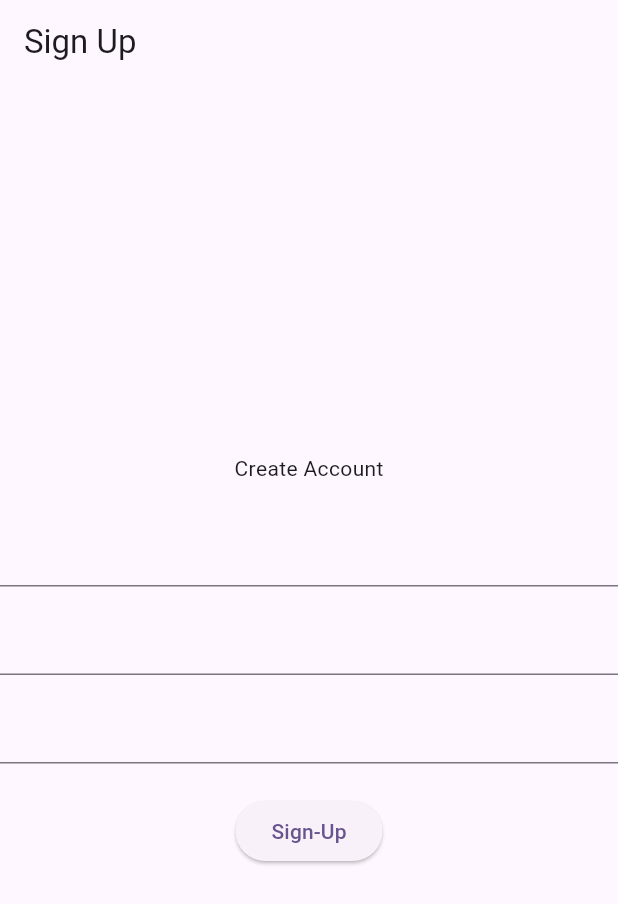
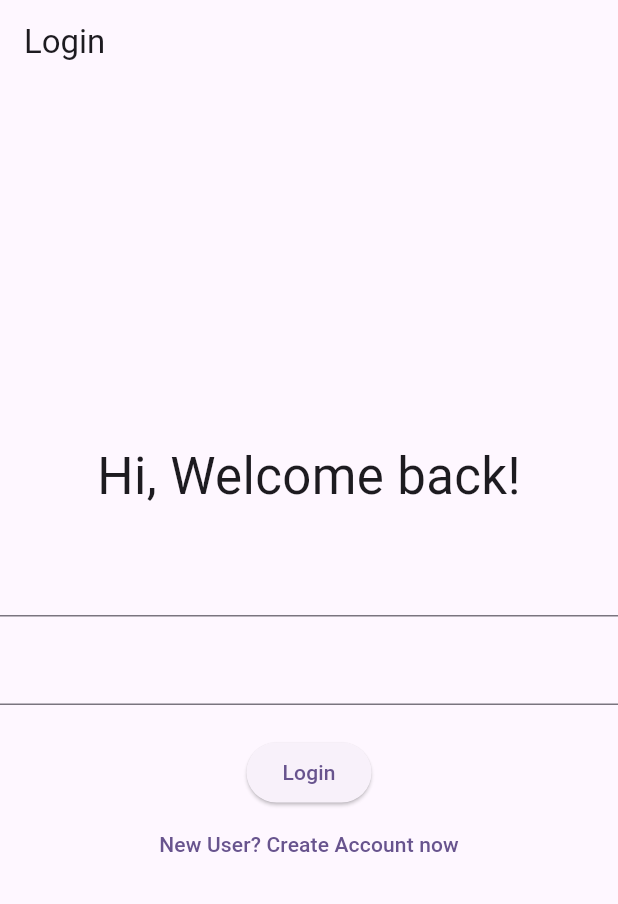
Before and after one commit to raunak2909/database_173, a Flutter app: the screen it shows after launch, on a phone screen of 412 x 824 dp. Shown: the top 904 px of the screen. Run offline on Flutter 3.47's test engine with Material 2 defaults, Android fonts, the phone set to English and light mode, and no system bars; our stand-ins replace shared_preferences, sqflite; accounts and stored records are empty.

Commit message:
Login funcn added and getting notes spec for user logged in

```diff
--- a/lib/app_db.dart
+++ b/lib/app_db.dart
@@ -2,6 +2,7 @@ import 'package:database_173/model/note_model.dart';
 import 'package:database_173/model/user_model.dart';
 import 'package:path/path.dart';
 import 'package:path_provider/path_provider.dart';
+import 'package:shared_preferences/shared_preferences.dart';
 import 'package:sqflite/sqflite.dart';
 
 class AppDataBase {
@@ -11,6 +12,9 @@ class AppDataBase {
   static final AppDataBase instance = AppDataBase._();
 
   Database? myDB;
+
+  ///login pref key
+  static final String LOGIN_UID = "uid";
 
   ///table
   static final String NOTE_TABLE = "notes";
@@ -59,11 +63,11 @@ class AppDataBase {
     db.insert(NOTE_TABLE, newNote.toMap());
   }
 
-  Future<List<NoteModel>> fetchNotes() async {
+  Future<List<NoteModel>> fetchNotes(int uid) async {
     var db = await getDB();
     List<NoteModel> arrNotes = [];
 
-    var data = await db.query(NOTE_TABLE);
+    var data = await db.query(NOTE_TABLE, where: "$COLUMN_USER_ID = ?", whereArgs: ['$uid']);
 
     for (Map<String, dynamic> eachMap in data) {
       var noteModel = NoteModel.fromMap(eachMap);
@@ -117,6 +121,11 @@ class AppDataBase {
 
     var data = await db.query(USER_TABLE, where: "$COLUMN_USER_EMAIL = ? and $COLUMN_USER_PASS = ?", whereArgs: [email, pass]);
 
+    if(data.isNotEmpty){
+      var prefs = await SharedPreferences.getInstance();
+      prefs.setInt(LOGIN_UID, UserModel.fromMap(data[0]).user_id);
+    }
+
     return data.isNotEmpty;
   }
 
--- a/lib/main.dart
+++ b/lib/main.dart
@@ -2,8 +2,10 @@ import 'dart:io';
 
 import 'package:database_173/app_db.dart';
 import 'package:database_173/model/note_model.dart';
+import 'package:database_173/user_onboarding/login_page.dart';
 import 'package:database_173/user_onboarding/sign_up_page.dart';
 import 'package:flutter/material.dart';
+import 'package:shared_preferences/shared_preferences.dart';
 
 void main() {
   runApp(const MyApp());
@@ -21,7 +23,7 @@ class MyApp extends StatelessWidget {
         colorScheme: ColorScheme.fromSeed(seedColor: Colors.deepPurple),
         useMaterial3: true,
       ),
-      home: SignUpPage(),
+      home: LoginPage(),
     );
   }
 }
@@ -35,6 +37,7 @@ class HomePage extends StatefulWidget {
 
 class _HomePageState extends State<HomePage> {
   late AppDataBase appDB;
+  int? uid = 0;
   List<NoteModel> data = [];
   var titleController = TextEditingController();
   var descController = TextEditingController();
@@ -43,11 +46,18 @@ class _HomePageState extends State<HomePage> {
   void initState() {
     super.initState();
     appDB = AppDataBase.instance;
+    getUID();
+
+  }
+
+  void getUID() async{
+    var prefs = await SharedPreferences.getInstance();
+    uid = prefs.getInt(AppDataBase.LOGIN_UID);
     getAllNotes();
   }
 
   void getAllNotes() async {
-    data = await appDB.fetchNotes();
+    data = await appDB.fetchNotes(uid!);
     data = data.reversed.toList();
     setState(() {});
   }
@@ -78,6 +88,7 @@ class _HomePageState extends State<HomePage> {
                               ///update the data
                               callMyBottomSheet(
                                   isUpdate: true,
+                                  uId: currData.user_id,
                                   noteId: currData.note_id,
                                   title: currData.note_title,
                                   desc: currData.note_desc);
@@ -135,6 +146,7 @@ class _HomePageState extends State<HomePage> {
 
   void callMyBottomSheet(
       {bool isUpdate = false,
+        int uId = 0,
       int noteId = 0,
       String title = "",
       String desc = ""}) {
@@ -171,14 +183,14 @@ class _HomePageState extends State<HomePage> {
                             if (isUpdate) {
                               ///update note here
                               appDB.updateNote(NoteModel(
-                                user_id: 1,
+                                  user_id: uId,
                                   note_id: noteId,
                                   note_title: titleController.text.toString(),
                                   note_desc: descController.text.toString()));
                             } else {
                               ///add note here
                               appDB.addNote(NoteModel(
-                                user_id: 1,
+                                  user_id: uid!,
                                   note_id: 0,
                                   note_title: titleController.text.toString(),
                                   note_desc: descController.text.toString()));
--- /dev/null
+++ b/lib/user_onboarding/login_page.dart
@@ -0,0 +1,69 @@
+import 'package:database_173/app_db.dart';
+import 'package:database_173/main.dart';
+import 'package:database_173/user_onboarding/sign_up_page.dart';
+import 'package:flutter/material.dart';
+import 'package:shared_preferences/shared_preferences.dart';
+
+class LoginPage extends StatelessWidget {
+  var emailController = TextEditingController();
+  var passController = TextEditingController();
+
+  @override
+  Widget build(BuildContext context) {
+    return Scaffold(
+      appBar: AppBar(
+        title: Text('Login'),
+      ),
+      body: Column(
+        mainAxisAlignment: MainAxisAlignment.center,
+        children: [
+          Text(
+            'Hi, Welcome back!',
+            style: TextStyle(fontSize: 34),
+          ),
+          SizedBox(
+            height: 21,
+          ),
+          TextField(
+            controller: emailController,
+          ),
+          SizedBox(
+            height: 11,
+          ),
+          TextField(
+            controller: passController,
+          ),
+          SizedBox(
+            height: 21,
+          ),
+          ElevatedButton(
+              onPressed: () async {
+                if (emailController.text.isNotEmpty &&
+                    passController.text.isNotEmpty) {
+                  var email = emailController.text.toString();
+                  var pass = passController.text.toString();
+
+                  var appDB = AppDataBase.instance;
+
+                  if (await appDB.authenticateUser(email, pass)) {
+
+
+                    Navigator.pushReplacement(
+                        context,
+                        MaterialPageRoute(
+                          builder: (context) => HomePage(),
+                        ));
+                  } else {
+                    ScaffoldMessenger.of(context).showSnackBar(SnackBar(content: Text('Invalid Email and Password!!')));
+                  }
+                }
+              },
+              child: Text('Login')),
+          TextButton(onPressed: (){
+            Navigator.pushReplacement(context, MaterialPageRoute(builder: (context) => SignUpPage(),));
+          }, child: Text('New User? Create Account now'))
+        ],
+      ),
+    );
+  }
+}
--- a/lib/user_onboarding/sign_up_page.dart
+++ b/lib/user_onboarding/sign_up_page.dart
@@ -1,5 +1,6 @@
 import 'package:database_173/app_db.dart';
 import 'package:database_173/model/user_model.dart';
+import 'package:database_173/user_onboarding/login_page.dart';
 import 'package:flutter/material.dart';
 
 class SignUpPage extends StatelessWidget {
@@ -53,13 +54,18 @@ class SignUpPage extends StatelessWidget {
 
               if(check){
                 msg = "Account created successfully!!";
+                Navigator.pushReplacement(context, MaterialPageRoute(builder: (context) => LoginPage(),));
               } else {
                 msg = "Can't create account as email already exists!!";
               }
 
               ScaffoldMessenger.of(context).showSnackBar(SnackBar(content: Text(msg)));
             }
-          }, child: Text('Sign-Up'))
+          }, child: Text('Sign-Up')),
+
+          TextButton(onPressed: (){
+            Navigator.pushReplacement(context, MaterialPageRoute(builder: (context) => LoginPage(),));
+          }, child: Text('Already have an Account, Login now'))
         ],
       ),
     );
--- a/pubspec.yaml
+++ b/pubspec.yaml
@@ -38,6 +38,7 @@ dependencies:
   sqflite: ^2.3.0
   path_provider: ^2.1.1
   path: ^1.8.3
+  shared_preferences: ^2.2.2
 
 
 dev_dependencies:
```
Also changed, not shown: pubspec.lock, 1 other file.
